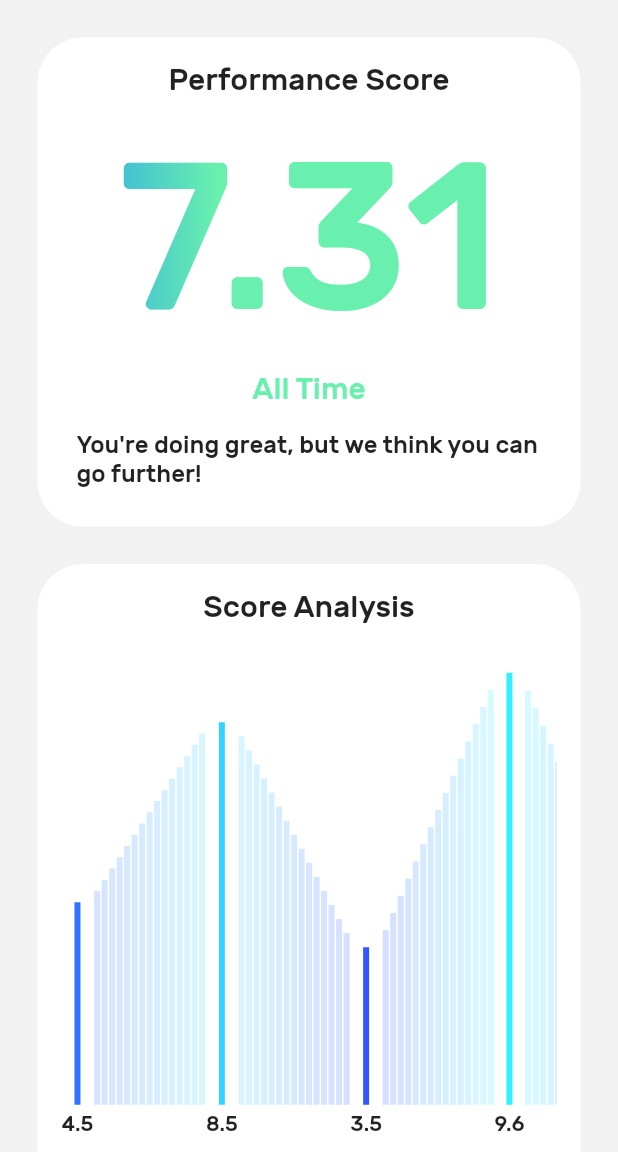
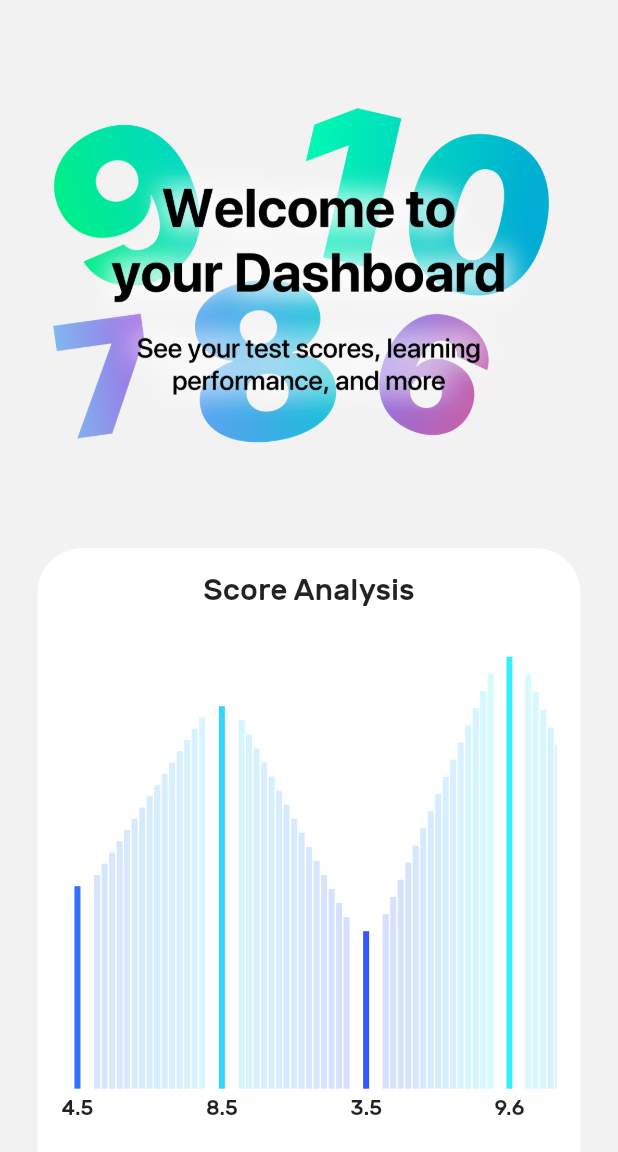
Before and after one commit to Photronium/Math-Solver-App, a Flutter app: the Dashboard screen opened directly, in the side drawer, after a tap on "Dashboard", on a phone screen of 412 x 824 dp, the part 84-1236 px from its top. Run offline on Flutter 3.47's test engine with Material 2 defaults, Android fonts, the light colour scheme and no system bars; our stand-ins replace cloud_firestore, flutter_rating_bar, youtube_player_flutter; missing offline and left inert: dart:ffi, flutter_tex; accounts and stored records are empty; project files that could hold a hidden picture were left out.

Commit message:
2 minor changes
- Increased score trend graph range to better support large screen sizes
- Added intro art for Dashboard

```diff
--- a/lib/screen/dashboard/dashboard.dart
+++ b/lib/screen/dashboard/dashboard.dart
@@ -89,7 +89,7 @@ class TheOracle {
     List<double> result = [];
     double temp;
     double x;
-    for (int i = 0; i < 20; i++) {
+    for (int i = 0; i < 30; i++) {
       for (int s = 0; s < 4; s++) {
         temp = 0;
         x = i + 0.25 * s;
@@ -240,8 +240,14 @@ class _Dashboard extends State<Dashboard> {
           scrollDirection: Axis.vertical,
           padding: const EdgeInsets.all(padding),
           children: <Widget>[
+            Padding(
+              padding: EdgeInsets.symmetric(vertical: 40),
+              child: Image(
+                image: AssetImage('assets/images/dashboard-art.png'),
+              ),
+            ),
+            ScoreChart(),
             PerformanceScore(),
-            ScoreChart(),
             PerformanceHistory(),
             ScorePredictor()
           ],
@@ -262,12 +268,14 @@ class _PerformanceScore extends State<PerformanceScore> {
 
   @override
   Widget build(BuildContext context) {
-    return  FlatButton(
+    return Container(
+      padding: EdgeInsets.only(top: padding),
+      child: FlatButton(
         shape: RoundedRectangleBorder(
           borderRadius: BorderRadius.circular(30.0),
         ),
         color: Colors.white,
-      child:  Container(
+        child: Container(
           padding: EdgeInsets.symmetric(vertical: 16),
           child: Column(
               crossAxisAlignment: CrossAxisAlignment.center,
@@ -303,6 +311,7 @@ class _PerformanceScore extends State<PerformanceScore> {
             userData.switchMode();
           });
         },
+      ),
     );
   }
 }
@@ -350,7 +359,7 @@ class _ScoreChart extends State<ScoreChart> {
             borderRadius: BorderRadius.circular(30.0),
           ),
           color: Colors.white,
-          child:  Container(
+          child: Container(
             padding: EdgeInsets.symmetric(vertical: 16),
             child: Column(
                 crossAxisAlignment: CrossAxisAlignment.center,
@@ -358,8 +367,8 @@ class _ScoreChart extends State<ScoreChart> {
                 children: <Widget>[
                   Padding(
                     padding: EdgeInsets.only(bottom: 20),
-                  child:
-                      Text("Score Analysis", style: TextStyle(fontSize: 20.0)),
+                    child: Text("Score Analysis",
+                        style: TextStyle(fontSize: 20.0)),
                   ),
                   SizedBox(
                     height: 350,
@@ -447,7 +456,7 @@ class _PerformanceHistory extends State<PerformanceHistory> {
           ),
           color: Colors.white,
           child: Container(
-    padding:EdgeInsets.symmetric(vertical: 16),
+            padding: EdgeInsets.symmetric(vertical: 16),
             child: Column(
                 crossAxisAlignment: CrossAxisAlignment.center,
                 mainAxisSize: MainAxisSize.min,
@@ -578,7 +587,8 @@ class _ScorePredictor extends State<ScorePredictor> {
         children: <Widget>[
           Padding(
             padding: EdgeInsets.only(top: 12),
-            child: Text("Score Trend", style: TextStyle(fontSize: 20.0, color: Colors.blue)),
+            child: Text("Score Trend",
+                style: TextStyle(fontSize: 20.0, color: Colors.blue)),
           ),
           SizedBox(
             height: 350,
@@ -630,8 +640,7 @@ class _ScorePredictor extends State<ScorePredictor> {
             setState(() {
               if (!showFuture) {
                 showFuture = true;
-              }
-              else {
+              } else {
                 showGraph = true;
               }
             });
```
Also changed, not shown: assets/images/dashboard-art.png (added). Lines whose indentation alone changed are shown as unchanged.
